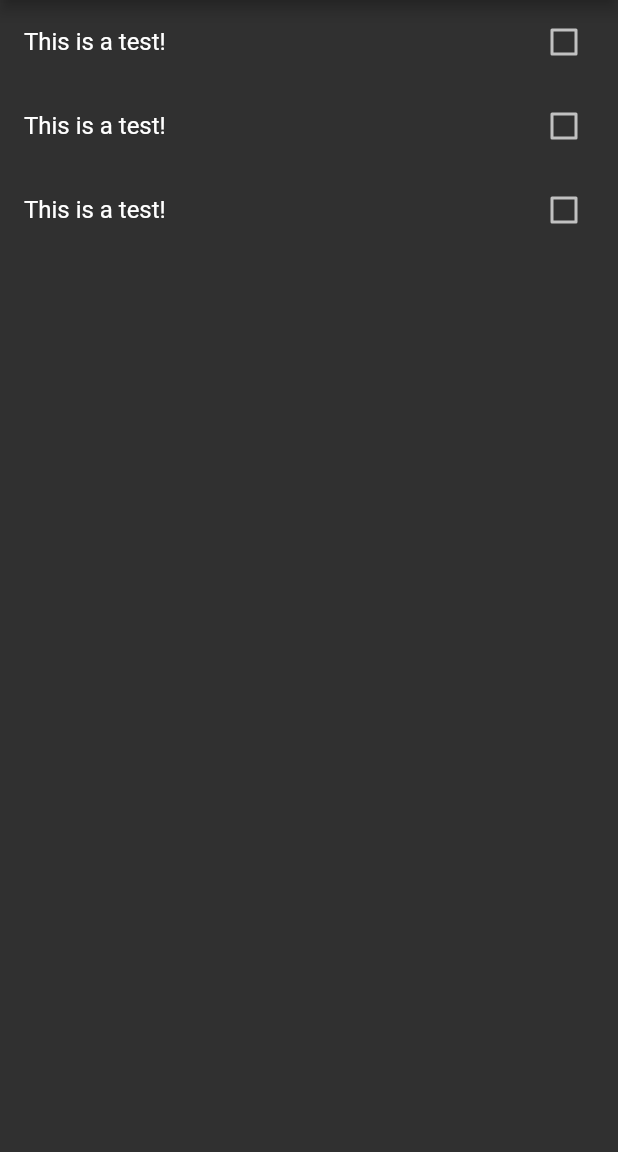
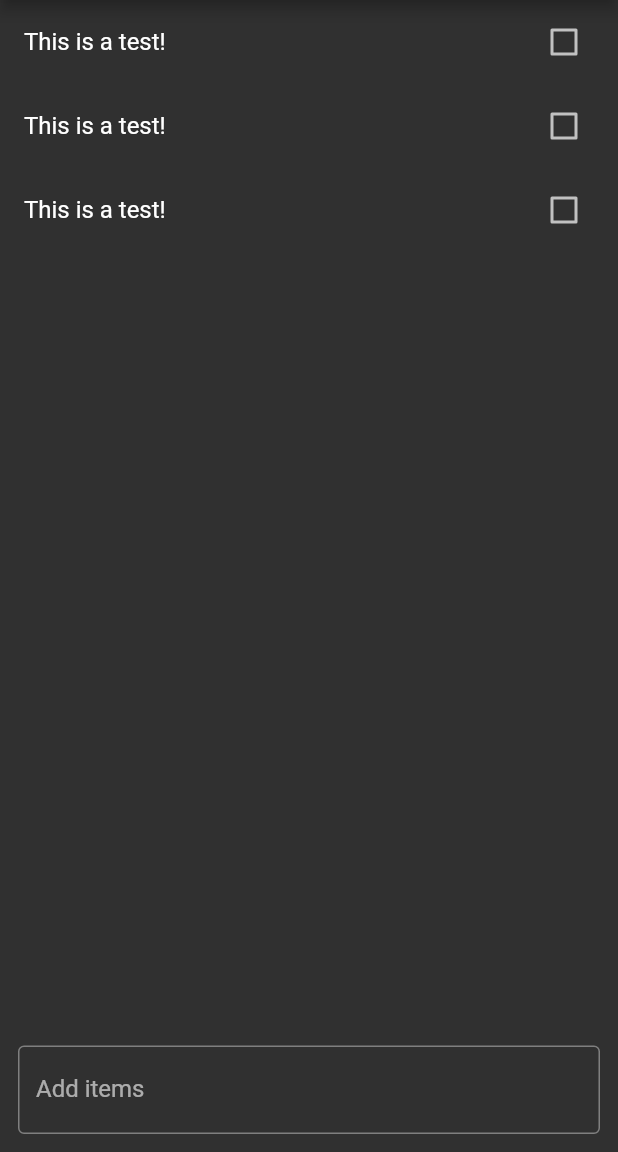
Before and after one commit to Steellow/mysli-flutter, a Flutter app: the screen it shows after launch, on a phone screen of 412 x 824 dp, the part 84-1236 px from its top. Run offline on Flutter 3.47's test engine with Material 2 defaults, Android fonts, the phone set to English and light mode, and no system bars.

Commit message:
Add bottom bar for adding items

```diff
--- /dev/null
+++ b/lib/ui/screens/home_screen/bottom_bar.dart
@@ -0,0 +1,21 @@
+import 'package:flutter/material.dart';
+
+class BottomBar extends StatefulWidget {
+  @override
+  _BottomBarState createState() => _BottomBarState();
+}
+
+class _BottomBarState extends State<BottomBar> {
+  @override
+  Widget build(BuildContext context) {
+    return Padding(
+      padding: const EdgeInsets.all(12),
+      child: TextField(
+        decoration: InputDecoration(
+          border: OutlineInputBorder(),
+          labelText: 'Add items',
+        ),
+      ),
+    );
+  }
+}
--- a/lib/ui/screens/home_screen/home_page.dart
+++ b/lib/ui/screens/home_screen/home_page.dart
@@ -1,4 +1,5 @@
 import 'package:flutter/material.dart';
+import 'package:mysli/ui/screens/home_screen/bottom_bar.dart';
 import 'package:mysli/ui/screens/home_screen/list_view_item.dart';
 
 class HomePage extends StatelessWidget {
@@ -8,11 +9,18 @@ class HomePage extends StatelessWidget {
       appBar: AppBar(
         title: Text("Mysli"),
       ),
-      body: ListView(
+      body: Column(
         children: [
-          ListViewItem(),
-          ListViewItem(),
-          ListViewItem(),
+          Expanded(
+            child: ListView(
+              children: [
+                ListViewItem(),
+                ListViewItem(),
+                ListViewItem(),
+              ],
+            ),
+          ),
+          BottomBar(),
         ],
       ),
     );
```
